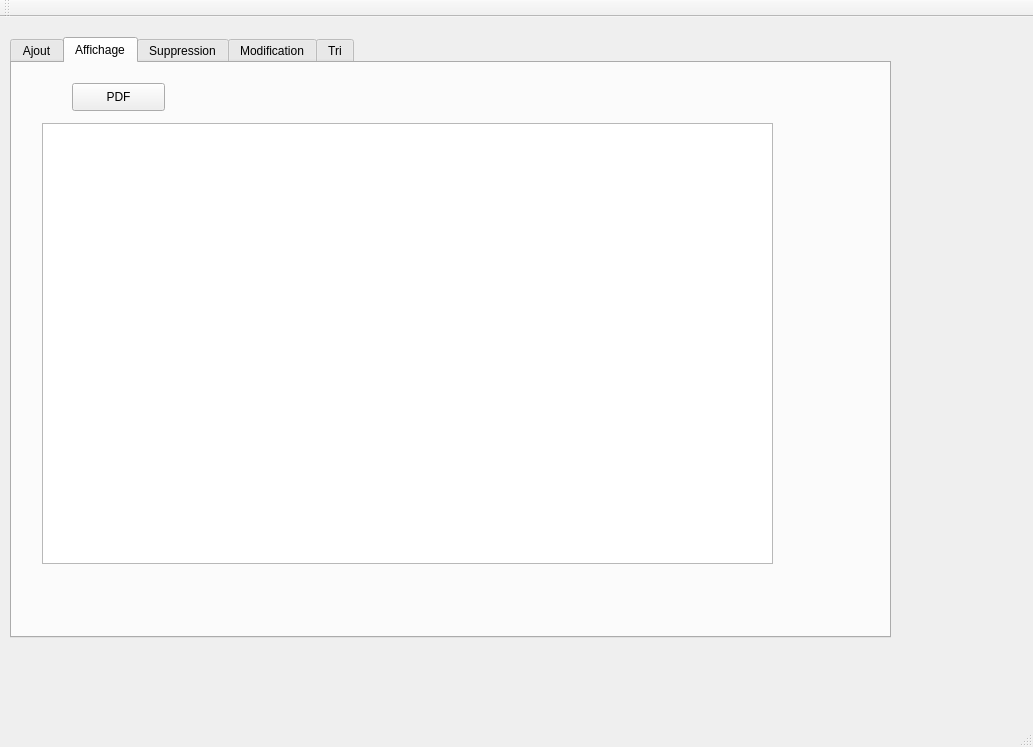
Old version of the form mainwindow.ui in the repository razanraddadi/smart_radio_2a38.
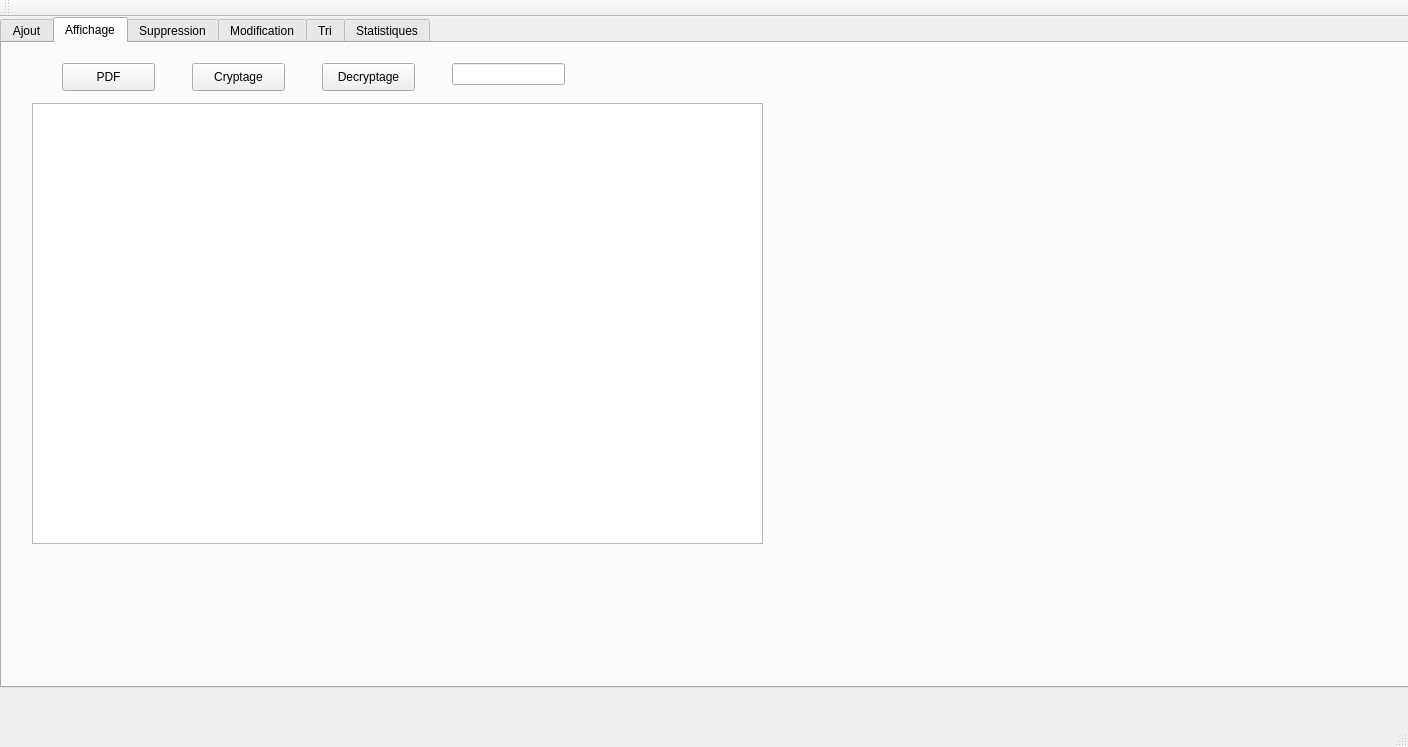
New version of the form.

What changed in the file:
```diff
--- a/mainwindow.ui
+++ b/mainwindow.ui
@@ -6,7 +6,7 @@
    <rect>
     <x>0</x>
     <y>0</y>
-    <width>1033</width>
+    <width>1408</width>
     <height>747</height>
    </rect>
   </property>
@@ -17,10 +17,10 @@
    <widget class="QTabWidget" name="tabWidget">
     <property name="geometry">
      <rect>
-      <x>10</x>
-      <y>20</y>
-      <width>881</width>
-      <height>601</height>
+      <x>0</x>
+      <y>0</y>
+      <width>1511</width>
+      <height>671</height>
      </rect>
     </property>
     <property name="currentIndex">
@@ -199,6 +199,42 @@
        <string>PDF</string>
       </property>
      </widget>
+     <widget class="QPushButton" name="cryptage">
+      <property name="geometry">
+       <rect>
+        <x>190</x>
+        <y>20</y>
+        <width>93</width>
+        <height>28</height>
+       </rect>
+      </property>
+      <property name="text">
+       <string>Cryptage</string>
+      </property>
+     </widget>
+     <widget class="QPushButton" name="decryptage">
+      <property name="geometry">
+       <rect>
+        <x>320</x>
+        <y>20</y>
+        <width>93</width>
+        <height>28</height>
+       </rect>
+      </property>
+      <property name="text">
+       <string>Decryptage</string>
+      </property>
+     </widget>
+     <widget class="QLineEdit" name="cin_orig">
+      <property name="geometry">
+       <rect>
+        <x>450</x>
+        <y>20</y>
+        <width>113</width>
+        <height>22</height>
+       </rect>
+      </property>
+     </widget>
     </widget>
     <widget class="QWidget" name="tab_3">
      <attribute name="title">
@@ -594,6 +630,34 @@
       </widget>
      </widget>
     </widget>
+    <widget class="QWidget" name="tab_6">
+     <attribute name="title">
+      <string>Statistiques</string>
+     </attribute>
+     <widget class="QTableView" name="stat">
+      <property name="geometry">
+       <rect>
+        <x>80</x>
+        <y>10</y>
+        <width>911</width>
+        <height>601</height>
+       </rect>
+      </property>
+     </widget>
+     <widget class="QPushButton" name="statistics">
+      <property name="geometry">
+       <rect>
+        <x>1020</x>
+        <y>60</y>
+        <width>93</width>
+        <height>28</height>
+       </rect>
+      </property>
+      <property name="text">
+       <string>Statistiques</string>
+      </property>
+     </widget>
+    </widget>
    </widget>
   </widget>
   <widget class="QMenuBar" name="menuBar">
```
Left out of the diff: 2 changed lines with no effect on the pictures.
